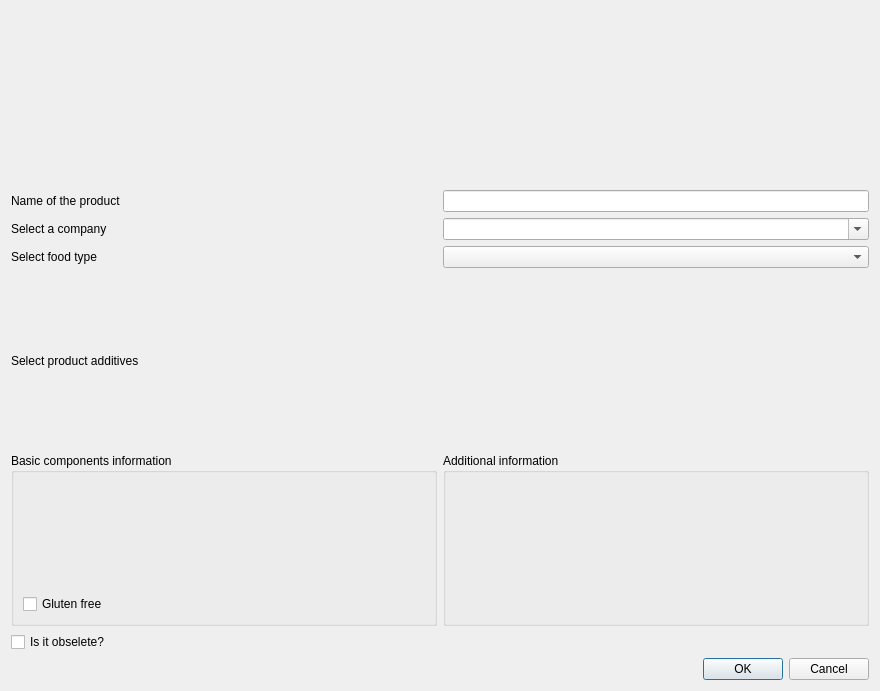
Old version of the form caloriestracker/ui/frmProductsAdd.ui in the repository turulomio/caloriestracker.
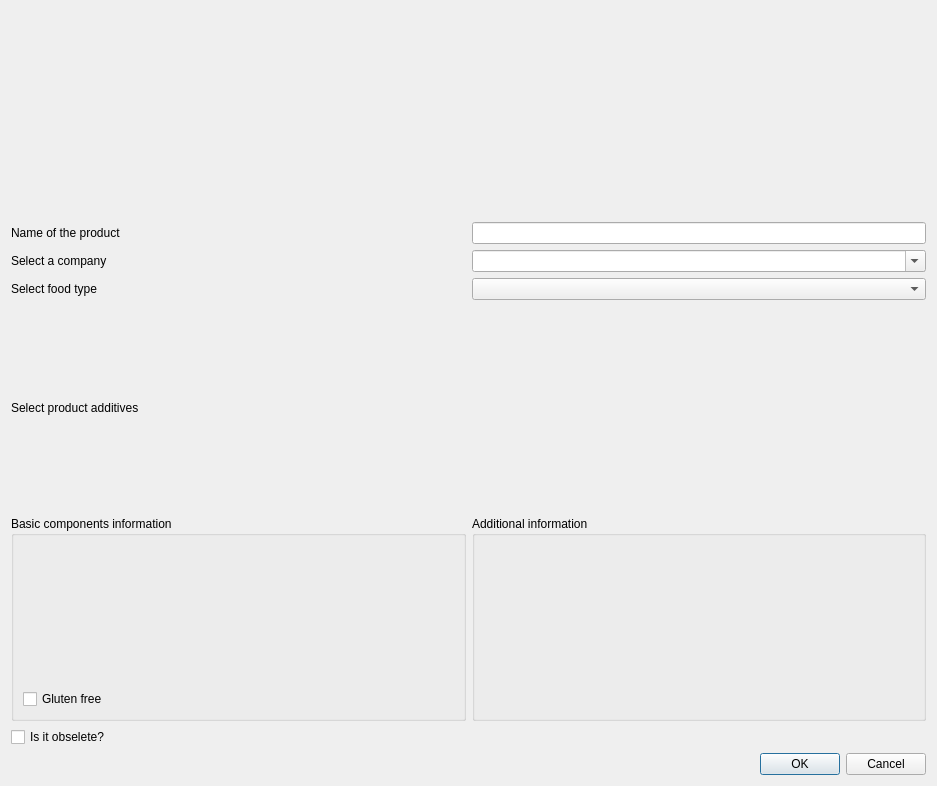
New version of the form. Icons and pictures are not drawn. Custom widgets are drawn as their Qt base class.

Commit message: Calcium component has been added to products. Fixes #116

What changed in the file:
```diff
--- a/caloriestracker/ui/frmProductsAdd.ui
+++ b/caloriestracker/ui/frmProductsAdd.ui
@@ -9,8 +9,8 @@
    <rect>
     <x>0</x>
     <y>0</y>
-    <width>880</width>
-    <height>691</height>
+    <width>937</width>
+    <height>786</height>
    </rect>
   </property>
   <property name="windowTitle">
@@ -189,6 +189,9 @@
           <item>
            <widget class="myQLineEditPlus" name="qlepFerrum" native="true"/>
           </item>
+          <item>
+           <widget class="myQLineEditPlus" name="qlepCalcium" native="true"/>
+          </item>
          </layout>
         </widget>
        </item>
```
The commit also changes 8 other files.
